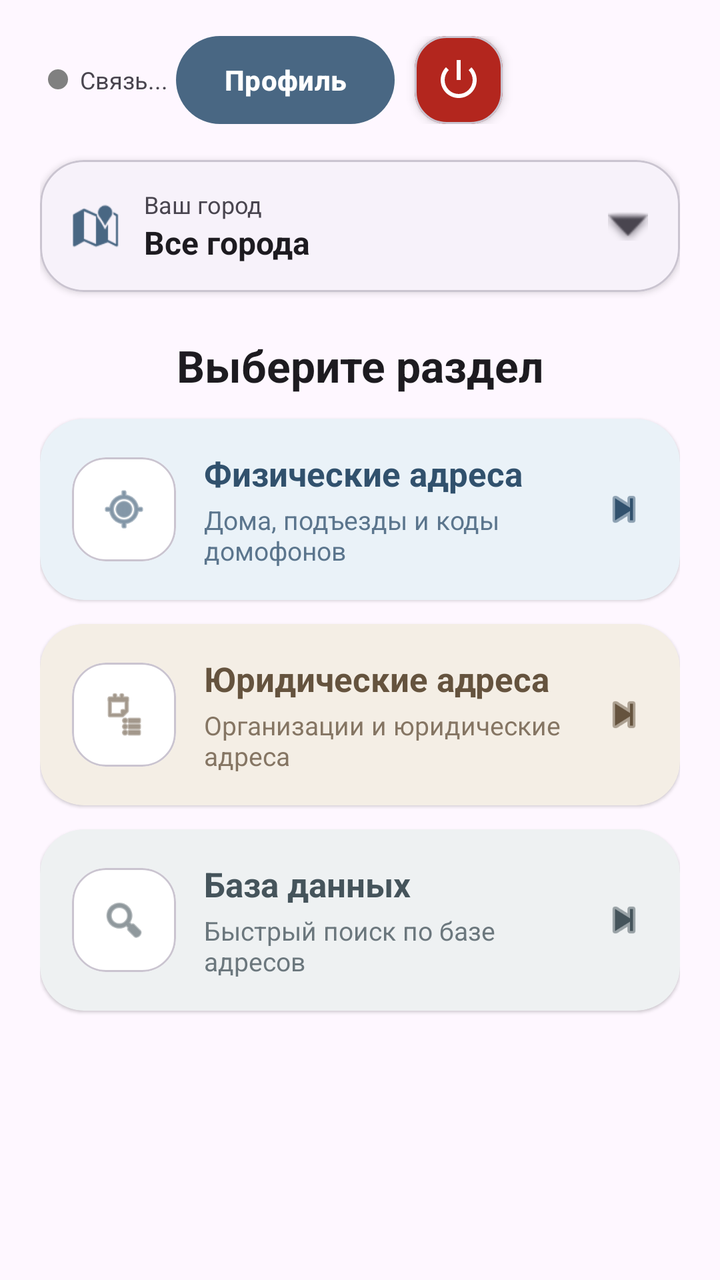
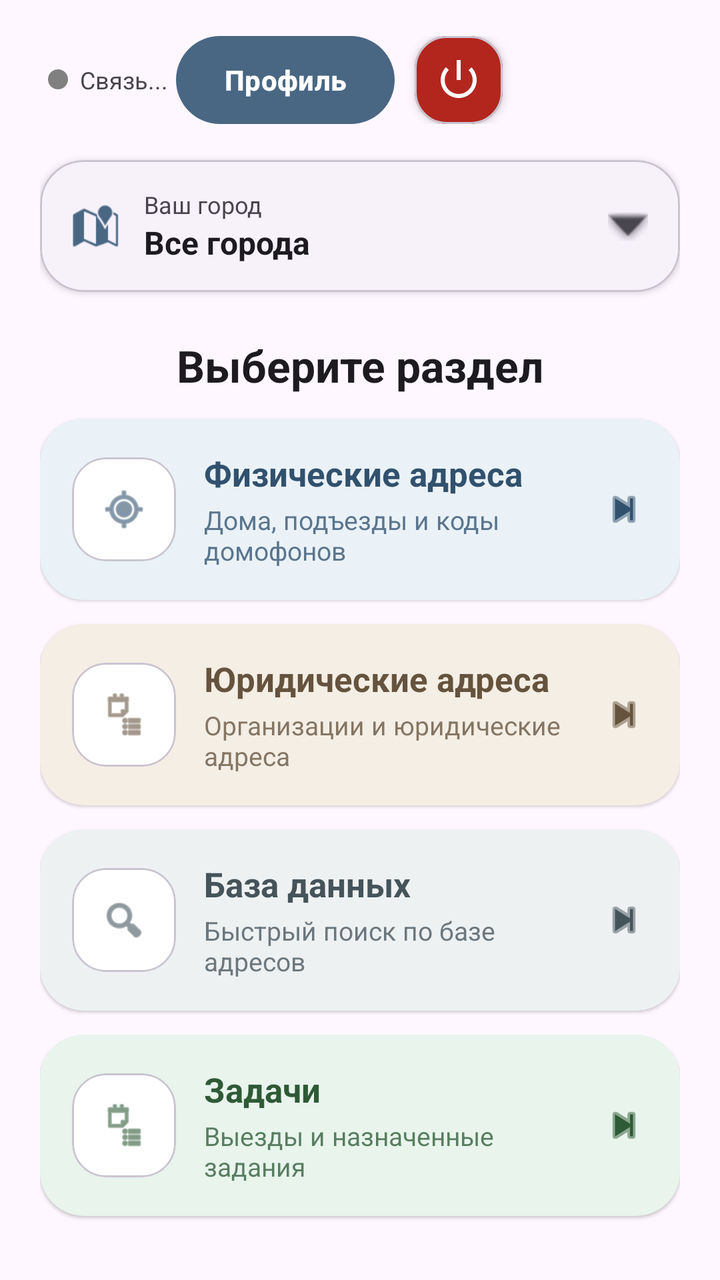

Screens rendered from an Android XML layout before and after an edit, with the pre-edit source and the edit as a unified diff.
<!-- AndroidManifest.xml: application theme Theme.BaseHome -->
<!-- res/layout/activity_main.xml -->
<?xml version="1.0" encoding="utf-8"?>
<ScrollView xmlns:android="http://schemas.android.com/apk/res/android"
    xmlns:app="http://schemas.android.com/apk/res-auto"
    android:layout_width="match_parent"
    android:layout_height="match_parent"
    android:fillViewport="true"
    android:fitsSystemWindows="true"
    android:background="?android:attr/windowBackground">

    <LinearLayout
        android:layout_width="match_parent"
        android:layout_height="wrap_content"
        android:orientation="vertical"
        android:paddingStart="20dp"
        android:paddingTop="18dp"
        android:paddingEnd="20dp"
        android:paddingBottom="24dp">

    
    <RelativeLayout
        android:layout_width="match_parent"
        android:layout_height="wrap_content"
        android:layout_marginBottom="18dp">

        
        <LinearLayout
            android:id="@+id/llConnectionStatus"
            android:layout_width="wrap_content"
            android:layout_height="wrap_content"
            android:layout_alignParentStart="true"
            android:layout_centerVertical="true"
            android:orientation="horizontal"
            android:gravity="center_vertical"
            android:padding="4dp">

            <View
                android:id="@+id/vConnectionIndicator"
                android:layout_width="10dp"
                android:layout_height="10dp"
                android:background="@drawable/ic_connection_dot" />

            <TextView
                android:id="@+id/tvConnectionStatus"
                android:layout_width="wrap_content"
                android:layout_height="wrap_content"
                android:layout_marginStart="6dp"
                android:text="@string/connection_checking"
                android:textSize="12sp"
                android:textColor="?android:attr/textColorSecondary" />
        </LinearLayout>

        <LinearLayout
            android:layout_width="wrap_content"
            android:layout_height="wrap_content"
            android:layout_toEndOf="@id/llConnectionStatus"
            android:layout_alignParentEnd="true"
            android:orientation="horizontal"
            android:gravity="center_vertical">

            <com.google.android.material.button.MaterialButton
                android:id="@+id/btnProfile"
                android:layout_width="wrap_content"
                android:layout_height="44dp"
                android:layout_marginEnd="10dp"
                android:insetTop="0dp"
                android:insetBottom="0dp"
                android:minHeight="44dp"
                android:text="@string/profile"
                android:textAllCaps="false"
                android:textStyle="bold"
                android:textColor="@android:color/white"
                app:backgroundTint="?attr/colorPrimary"
                app:cornerRadius="22dp"
                app:elevation="2dp" />

            <com.google.android.material.card.MaterialCardView
                android:layout_width="44dp"
                android:layout_height="44dp"
                app:cardBackgroundColor="?attr/colorError"
                app:cardCornerRadius="16dp"
                app:cardElevation="3dp">

                <ImageButton
                    android:id="@+id/btnLogout"
                    android:layout_width="match_parent"
                    android:layout_height="match_parent"
                    android:src="@android:drawable/ic_lock_power_off"
                    android:background="?android:attr/selectableItemBackground"
                    app:tint="@android:color/white"
                    android:scaleType="centerInside"
                    android:contentDescription="@string/logout" />
            </com.google.android.material.card.MaterialCardView>
        </LinearLayout>
    </RelativeLayout>


    
    <com.google.android.material.card.MaterialCardView
        android:id="@+id/cardCitySelector"
        android:layout_width="match_parent"
        android:layout_height="wrap_content"
        android:layout_marginBottom="22dp"
        app:cardCornerRadius="22dp"
        app:cardElevation="2dp"
        app:strokeWidth="1dp"
        app:strokeColor="?attr/colorOutlineVariant"
        app:cardBackgroundColor="?attr/colorSurfaceContainerLow"
        android:clickable="true"
        android:focusable="true"
        android:foreground="?android:attr/selectableItemBackground">

        <LinearLayout
            android:layout_width="match_parent"
            android:layout_height="wrap_content"
            android:orientation="horizontal"
            android:gravity="center_vertical"
            android:paddingHorizontal="16dp"
            android:paddingVertical="14dp">

            <ImageView
                android:layout_width="24dp"
                android:layout_height="24dp"
                android:src="@android:drawable/ic_dialog_map"
                app:tint="?attr/colorPrimary"
                android:layout_marginEnd="12dp"
                android:contentDescription="@string/your_city" />

            <LinearLayout
                android:layout_width="0dp"
                android:layout_height="wrap_content"
                android:layout_weight="1"
                android:orientation="vertical">

                <TextView
                    android:layout_width="wrap_content"
                    android:layout_height="wrap_content"
                    android:text="@string/your_city"
                    android:textSize="12sp"
                    android:textColor="?android:attr/textColorSecondary" />

                <TextView
                    android:id="@+id/tvSelectedCityName"
                    android:layout_width="wrap_content"
                    android:layout_height="wrap_content"
                    android:text="@string/all_cities"
                    android:textSize="16sp"
                    android:textStyle="bold"
                    android:textColor="?android:attr/textColorPrimary" />
            </LinearLayout>

            <ImageView
                android:layout_width="20dp"
                android:layout_height="20dp"
                android:src="@android:drawable/arrow_down_float"
                app:tint="?android:attr/textColorSecondary"
                android:contentDescription="@string/choose_city" />
        </LinearLayout>
    </com.google.android.material.card.MaterialCardView>

    <TextView
        android:layout_width="wrap_content"
        android:layout_height="wrap_content"
        android:layout_gravity="center_horizontal"
        android:layout_marginBottom="12dp"
        android:text="@string/main_choose_section"
        android:textColor="?android:attr/textColorPrimary"
        android:textSize="22sp"
        android:textStyle="bold" />

    <com.google.android.material.card.MaterialCardView
        android:id="@+id/btnPhysicalSection"
        android:layout_width="match_parent"
        android:layout_height="wrap_content"
        android:layout_marginBottom="12dp"
        android:clickable="true"
        android:focusable="true"
        android:foreground="?attr/selectableItemBackground"
        app:cardBackgroundColor="@color/card_bg_physical"
        app:cardCornerRadius="22dp"
        app:cardElevation="1dp"
        app:strokeWidth="0dp">

        <LinearLayout
            android:layout_width="match_parent"
            android:layout_height="wrap_content"
            android:gravity="center_vertical"
            android:orientation="horizontal"
            android:padding="16dp">

            <com.google.android.material.card.MaterialCardView
                android:layout_width="52dp"
                android:layout_height="52dp"
                app:cardBackgroundColor="#FFFFFF"
                app:cardCornerRadius="17dp"
                app:cardElevation="0dp">
                <ImageView
                    android:layout_width="match_parent"
                    android:layout_height="match_parent"
                    android:padding="14dp"
                    android:src="@android:drawable/ic_menu_mylocation"
                    android:contentDescription="@string/physical_addresses"
                    app:tint="@color/text_on_card_physical" />
            </com.google.android.material.card.MaterialCardView>

            <LinearLayout
                android:layout_width="0dp"
                android:layout_height="wrap_content"
                android:layout_marginStart="14dp"
                android:layout_weight="1"
                android:orientation="vertical">
                <TextView
                    android:layout_width="match_parent"
                    android:layout_height="wrap_content"
                    android:text="@string/physical_addresses"
                    android:textColor="@color/text_on_card_physical"
                    android:textSize="17sp"
                    android:textStyle="bold" />
                <TextView
                    android:layout_width="match_parent"
                    android:layout_height="wrap_content"
                    android:layout_marginTop="3dp"
                    android:text="@string/physical_addresses_description"
                    android:textColor="@color/text_on_card_physical"
                    android:textSize="13sp"
                    android:alpha="0.78" />
            </LinearLayout>

            <ImageView
                android:layout_width="24dp"
                android:layout_height="24dp"
                android:src="@android:drawable/ic_media_next"
                android:contentDescription="@null"
                app:tint="@color/text_on_card_physical" />
        </LinearLayout>
    </com.google.android.material.card.MaterialCardView>

    <com.google.android.material.card.MaterialCardView
        android:id="@+id/btnBusinessSection"
        android:layout_width="match_parent"
        android:layout_height="wrap_content"
        android:layout_marginBottom="12dp"
        android:clickable="true"
        android:focusable="true"
        android:foreground="?attr/selectableItemBackground"
        app:cardBackgroundColor="@color/card_bg_business"
        app:cardCornerRadius="22dp"
        app:cardElevation="1dp"
        app:strokeWidth="0dp">

        <LinearLayout
            android:layout_width="match_parent"
            android:layout_height="wrap_content"
            android:gravity="center_vertical"
            android:orientation="horizontal"
            android:padding="16dp">

            <com.google.android.material.card.MaterialCardView
                android:layout_width="52dp"
                android:layout_height="52dp"
                app:cardBackgroundColor="#FFFFFF"
                app:cardCornerRadius="17dp"
                app:cardElevation="0dp">
                <ImageView
                    android:layout_width="match_parent"
                    android:layout_height="match_parent"
                    android:padding="14dp"
                    android:src="@android:drawable/ic_menu_agenda"
                    android:contentDescription="@string/business_addresses"
                    app:tint="@color/text_on_card_business" />
            </com.google.android.material.card.MaterialCardView>

            <LinearLayout
                android:layout_width="0dp"
                android:layout_height="wrap_content"
                android:layout_marginStart="14dp"
                android:layout_weight="1"
                android:orientation="vertical">
                <TextView
                    android:layout_width="match_parent"
                    android:layout_height="wrap_content"
                    android:text="@string/business_addresses"
                    android:textColor="@color/text_on_card_business"
                    android:textSize="17sp"
                    android:textStyle="bold" />
                <TextView
                    android:layout_width="match_parent"
                    android:layout_height="wrap_content"
                    android:layout_marginTop="3dp"
                    android:text="@string/business_addresses_description"
                    android:textColor="@color/text_on_card_business"
                    android:textSize="13sp"
                    android:alpha="0.78" />
            </LinearLayout>

            <ImageView
                android:layout_width="24dp"
                android:layout_height="24dp"
                android:src="@android:drawable/ic_media_next"
                android:contentDescription="@null"
                app:tint="@color/text_on_card_business" />
        </LinearLayout>
    </com.google.android.material.card.MaterialCardView>

    <com.google.android.material.card.MaterialCardView
        android:id="@+id/btnDatabase"
        android:layout_width="match_parent"
        android:layout_height="wrap_content"
        android:clickable="true"
        android:focusable="true"
        android:foreground="?attr/selectableItemBackground"
        app:cardBackgroundColor="@color/card_bg_google"
        app:cardCornerRadius="22dp"
        app:cardElevation="1dp"
        app:strokeWidth="0dp">

        <LinearLayout
            android:layout_width="match_parent"
            android:layout_height="wrap_content"
            android:gravity="center_vertical"
            android:orientation="horizontal"
            android:padding="16dp">

            <com.google.android.material.card.MaterialCardView
                android:layout_width="52dp"
                android:layout_height="52dp"
                app:cardBackgroundColor="#FFFFFF"
                app:cardCornerRadius="17dp"
                app:cardElevation="0dp">
                <ImageView
                    android:layout_width="match_parent"
                    android:layout_height="match_parent"
                    android:padding="14dp"
                    android:src="@android:drawable/ic_menu_search"
                    android:contentDescription="@string/database"
                    app:tint="@color/text_on_card_google" />
            </com.google.android.material.card.MaterialCardView>

            <LinearLayout
                android:layout_width="0dp"
                android:layout_height="wrap_content"
                android:layout_marginStart="14dp"
                android:layout_weight="1"
                android:orientation="vertical">
                <TextView
                    android:layout_width="match_parent"
                    android:layout_height="wrap_content"
                    android:text="@string/database"
                    android:textColor="@color/text_on_card_google"
                    android:textSize="17sp"
                    android:textStyle="bold" />
                <TextView
                    android:layout_width="match_parent"
                    android:layout_height="wrap_content"
                    android:layout_marginTop="3dp"
                    android:text="@string/database_description"
                    android:textColor="@color/text_on_card_google"
                    android:textSize="13sp"
                    android:alpha="0.78" />
            </LinearLayout>

            <ImageView
                android:layout_width="24dp"
                android:layout_height="24dp"
                android:src="@android:drawable/ic_media_next"
                android:contentDescription="@null"
                app:tint="@color/text_on_card_google" />
        </LinearLayout>
    </com.google.android.material.card.MaterialCardView>

    </LinearLayout>
</ScrollView>
<!-- resources referenced by this layout -->
<resources>
  <color name="card_bg_business">#F4EEE5</color>
  <color name="card_bg_google">#EEF1F2</color>
  <color name="card_bg_physical">#EAF2F8</color>
  <color name="text_on_card_business">#65533E</color>
  <color name="text_on_card_google">#45545B</color>
  <color name="text_on_card_physical">#31516D</color>
  <!-- drawable ic_connection_dot (drawable) -->
  <?xml version="1.0" encoding="utf-8"?>
  <shape xmlns:android="http://schemas.android.com/apk/res/android"
      android:shape="oval">
      <solid android:color="#808080" />
      <size android:width="10dp" android:height="10dp" />
  </shape>
  <string name="all_cities">Все города</string>
  <string name="business_addresses">Юридические адреса</string>
  <string name="business_addresses_description">Организации и юридические адреса</string>
  <string name="choose_city">Выбрать город</string>
  <string name="connection_checking">Связь...</string>
  <string name="database">База данных</string>
  <string name="database_description">Быстрый поиск по базе адресов</string>
  <string name="logout">Выйти</string>
  <string name="main_choose_section">Выберите раздел</string>
  <string name="physical_addresses">Физические адреса</string>
  <string name="physical_addresses_description">Дома, подъезды и коды домофонов</string>
  <string name="profile">Профиль</string>
  <string name="your_city">Ваш город</string>
  <style name="Theme.BaseHome" parent="Base.Theme.BaseHome" />
  <style name="Base.Theme.BaseHome" parent="Theme.Material3.DayNight.NoActionBar">
          <item name="colorPrimary">@color/brand_primary</item>
          <item name="colorSecondary">@color/brand_accent</item>
          <item name="colorSurface">?android:attr/colorBackground</item>
          <item name="colorOutline">?android:attr/textColorHint</item>
          <item name="shapeAppearanceSmallComponent">@style/ShapeAppearance.BaseHome.Small</item>
          <item name="shapeAppearanceMediumComponent">@style/ShapeAppearance.BaseHome.Medium</item>
      </style>
  <color name="brand_primary">#496783</color>
  <color name="brand_accent">#6A7F6A</color>
  <style name="ShapeAppearance.BaseHome.Small" parent="ShapeAppearance.Material3.Corner.Small">
          <item name="cornerSize">12dp</item>
      </style>
  <style name="ShapeAppearance.BaseHome.Medium" parent="ShapeAppearance.Material3.Corner.Medium">
          <item name="cornerSize">20dp</item>
      </style>
</resources>

<!-- the commit's change to res/layout/activity_main.xml (unified diff, before → after) -->
@@ -305,6 +305,7 @@
         android:id="@+id/btnDatabase"
         android:layout_width="match_parent"
         android:layout_height="wrap_content"
+        android:layout_marginBottom="12dp"
         android:clickable="true"
         android:focusable="true"
         android:foreground="?attr/selectableItemBackground"
@@ -367,5 +368,71 @@
         </LinearLayout>
     </com.google.android.material.card.MaterialCardView>
 
+    <com.google.android.material.card.MaterialCardView
+        android:id="@+id/btnTasks"
+        android:layout_width="match_parent"
+        android:layout_height="wrap_content"
+        android:clickable="true"
+        android:focusable="true"
+        android:foreground="?attr/selectableItemBackground"
+        app:cardBackgroundColor="@color/card_bg_tasks"
+        app:cardCornerRadius="22dp"
+        app:cardElevation="1dp"
+        app:strokeWidth="0dp">
+
+        <LinearLayout
+            android:layout_width="match_parent"
+            android:layout_height="wrap_content"
+            android:gravity="center_vertical"
+            android:orientation="horizontal"
+            android:padding="16dp">
+
+            <com.google.android.material.card.MaterialCardView
+                android:layout_width="52dp"
+                android:layout_height="52dp"
+                app:cardBackgroundColor="#FFFFFF"
+                app:cardCornerRadius="17dp"
+                app:cardElevation="0dp">
+                <ImageView
+                    android:layout_width="match_parent"
+                    android:layout_height="match_parent"
+                    android:padding="14dp"
+                    android:src="@android:drawable/ic_menu_agenda"
+                    android:contentDescription="@string/tasks"
+                    app:tint="@color/text_on_card_tasks" />
+            </com.google.android.material.card.MaterialCardView>
+
+            <LinearLayout
+                android:layout_width="0dp"
+                android:layout_height="wrap_content"
+                android:layout_marginStart="14dp"
+                android:layout_weight="1"
+                android:orientation="vertical">
+                <TextView
+                    android:layout_width="match_parent"
+                    android:layout_height="wrap_content"
+                    android:text="@string/tasks"
+                    android:textColor="@color/text_on_card_tasks"
+                    android:textSize="17sp"
+                    android:textStyle="bold" />
+                <TextView
+                    android:layout_width="match_parent"
+                    android:layout_height="wrap_content"
+                    android:layout_marginTop="3dp"
+                    android:text="@string/tasks_description"
+                    android:textColor="@color/text_on_card_tasks"
+                    android:textSize="13sp"
+                    android:alpha="0.78" />
+            </LinearLayout>
+
+            <ImageView
+                android:layout_width="24dp"
+                android:layout_height="24dp"
+                android:src="@android:drawable/ic_media_next"
+                android:contentDescription="@null"
+                app:tint="@color/text_on_card_tasks" />
+        </LinearLayout>
+    </com.google.android.material.card.MaterialCardView>
+
     </LinearLayout>
 </ScrollView>
<!-- resource entries referenced after the edit -->
@@ -3,9 +3,11 @@
   <color name="card_bg_business">#F4EEE5</color>
   <color name="card_bg_google">#EEF1F2</color>
   <color name="card_bg_physical">#EAF2F8</color>
+  <color name="card_bg_tasks">#E8F4EC</color>
   <color name="text_on_card_business">#65533E</color>
   <color name="text_on_card_google">#45545B</color>
   <color name="text_on_card_physical">#31516D</color>
+  <color name="text_on_card_tasks">#2E5A36</color>
   <!-- drawable ic_connection_dot (drawable) -->
   <?xml version="1.0" encoding="utf-8"?>
   <shape xmlns:android="http://schemas.android.com/apk/res/android"
@@ -25,6 +27,8 @@
   <string name="physical_addresses">Физические адреса</string>
   <string name="physical_addresses_description">Дома, подъезды и коды домофонов</string>
   <string name="profile">Профиль</string>
+  <string name="tasks">Задачи</string>
+  <string name="tasks_description">Выезды и назначенные задания</string>
   <string name="your_city">Ваш город</string>
   <style name="Theme.BaseHome" parent="Base.Theme.BaseHome" />
   <style name="Base.Theme.BaseHome" parent="Theme.Material3.DayNight.NoActionBar">
